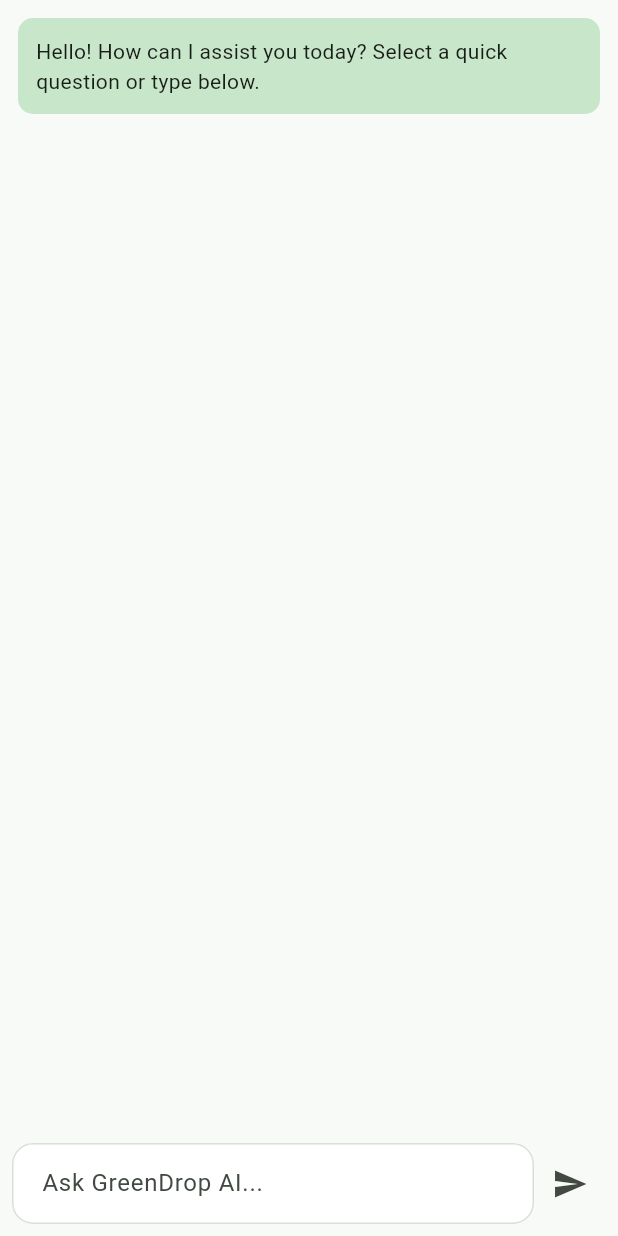
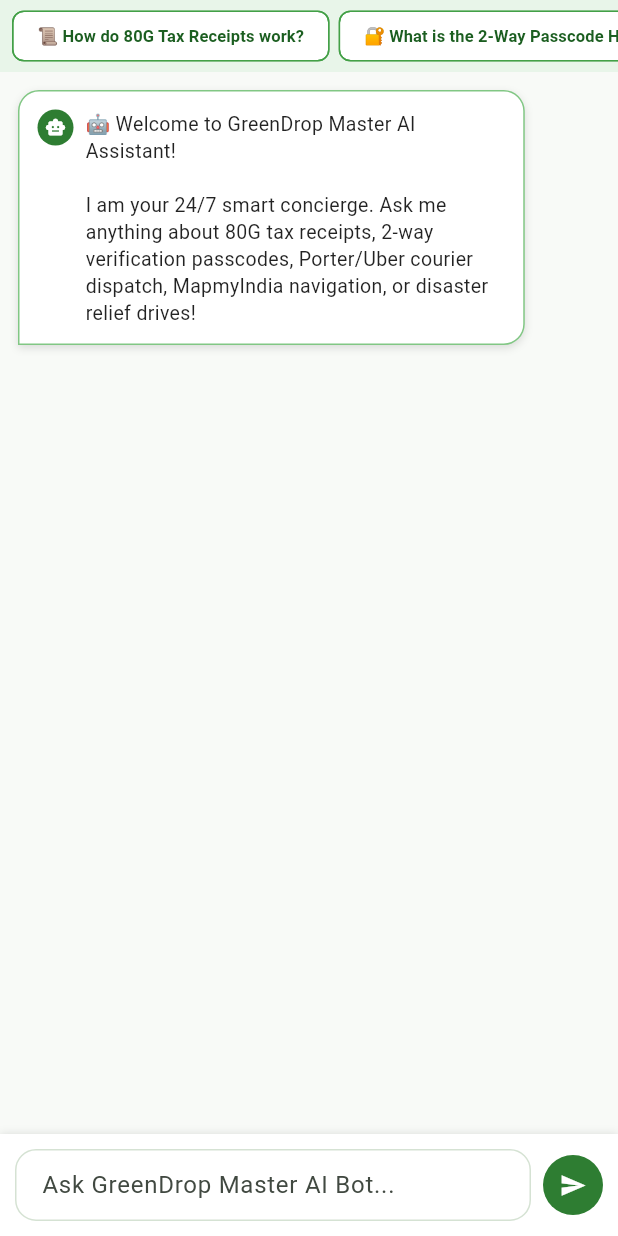
Before and after one commit to ShriramTambolkar/Pixel-Faber-Tech-Rush, a Flutter app: the ChatbotScreen widget shown alone on an empty page, opened directly, after a tap on the "send" icon, on a phone screen of 412 x 824 dp. Run offline on Flutter 3.47's test engine with Material 3 defaults, Android fonts, the phone set to English and light mode, and no system bars; our stand-ins replace flutter_local_notifications, flutter_map, image_picker, latlong2, qr_flutter; network calls fail.

Commit message:
Upgrade ChatbotScreen to Master AI Concierge Assistant with interactive prompt carousel

```diff
--- a/greendrop-frontend/green_drop_frontend_v1/lib/screens/chatbot/chatbot_screen.dart
+++ b/greendrop-frontend/green_drop_frontend_v1/lib/screens/chatbot/chatbot_screen.dart
@@ -9,56 +9,85 @@
 
 class _ChatbotScreenState extends State<ChatbotScreen> {
   final _ctrl = TextEditingController();
+  final ScrollController _scrollCtrl = ScrollController();
+
   final List<Map<String, String>> _messages = [
     {
       'sender': 'bot',
       'text':
-          'Hello! How can I assist you today? Select a quick question or type below.'
+          '🤖 Welcome to GreenDrop Master AI Assistant!\n\nI am your 24/7 smart concierge. Ask me anything about 80G tax receipts, 2-way verification passcodes, Porter/Uber courier dispatch, MapmyIndia navigation, or disaster relief drives!'
     }
   ];
 
+  final List<String> _quickPrompts = [
+    '📜 How do 80G Tax Receipts work?',
+    '🔐 What is the 2-Way Passcode Handshake?',
+    '🚚 How to dispatch Porter or Uber Courier?',
+    '🗺️ How to view NGO offices on MapmyIndia?',
+    '🚨 How does Disaster Relief Ticker work?',
+    '📄 How can Admin view NGO legal documents?',
+    '📋 How to respond to NGO Demand Requests?',
+  ];
+
+  void _scrollToBottom() {
+    WidgetsBinding.instance.addPostFrameCallback((_) {
+      if (_scrollCtrl.hasClients) {
+        _scrollCtrl.animateTo(
+          _scrollCtrl.position.maxScrollExtent,
+          duration: const Duration(milliseconds: 300),
+          curve: Curves.easeOut,
+        );
+      }
+    });
+  }
+
   void _handleUserQuery(String text) {
     if (text.trim().isEmpty) return;
+
+    final userQuery = text.trim();
     setState(() {
-      _messages.add({'sender': 'user', 'text': text});
+      _messages.add({'sender': 'user', 'text': userQuery});
     });
+    _scrollToBottom();
 
     String reply =
-        "I'm here to help! For complex or account-specific inquiries, feel free to reach out to support@greendrop.org.";
-    final q = text.toLowerCase();
+        "🤖 I am here to help solve every query! For specific account inquiries, feel free to reach our core support team at support@greendrop.org.";
 
-    if (q.contains('tax') || q.contains('80g') || q.contains('receipt') || q.contains('exemption') || q.contains('deduction')) {
+    final q = userQuery.toLowerCase();
+
+    if (q.contains('tax') || q.contains('80g') || q.contains('receipt') || q.contains('exemption') || q.contains('deduction') || q.contains('12a')) {
       reply =
-          "Tax Receipts & 80G Exemption: Verified NGOs issue 80G tax exemption certificates directly through GreenDrop. Donors can download official tax receipts from their Impact History tab!";
-    } else if (q.contains('courier') || q.contains('uber') || q.contains('porter') || q.contains('dispatch') || q.contains('delivery')) {
+          "📜 **80G Tax Receipts & Exemption Guidance**:\n\n• **For Donors**: Verified NGOs like SAMS Relief Network issue official 80G tax-deductible receipts for all contributions.\n• **How to Access**: Navigate to your **Profile / Impact History** tab after a donation handover is completed to download your official 80G Tax Exemption PDF receipt!";
+    } else if (q.contains('courier') || q.contains('uber') || q.contains('porter') || q.contains('zepto') || q.contains('blinkit') || q.contains('dispatch') || q.contains('delivery')) {
       reply =
-          "On-Demand Courier Dispatch: If an NGO doesn't have a vehicle available, tapping 'Dispatch Courier' automatically books a Porter or Uber Connect pickup directly to your doorstep!";
-    } else if (q.contains('accept') || q.contains('location') || q.contains('address')) {
+          "🚚 **On-Demand Courier Dispatch (Porter, Uber, Zepto, Blinkit)**:\n\n• **For NGOs**: If your NGO lacks a driver vehicle, tap **'📦 Use External Porter Service'** on the item card.\n• **Supported Providers**: Choose between Porter, Uber Connect, Zepto Express, or Blinkit Flash.\n• **Live Tracking**: Both Donor & NGO receive driver name, phone number, and live arrival ETA!";
+    } else if (q.contains('qr') || q.contains('code') || q.contains('pass') || q.contains('verification') || q.contains('handshake') || q.contains('2-way')) {
       reply =
-          "Once an NGO requests your donation, tap 'Accept Request' on the item card. This safely reveals your pickup address to the verified NGO and unlocks 1-on-1 chat!";
-    } else if (q.contains('disaster') || q.contains('emergency') || q.contains('relief') || q.contains('flood')) {
+          "🔐 **2-Way Cryptographic Passcode Handshake**:\n\n1. **Passcode Generation**: Every claimed item generates a 6-digit verification code visible exclusively on the Donor's **'QR Pass 🔑'** button.\n2. **Volunteer Entry**: NGO volunteer types the donor's 6-digit code at doorstep collection.\n3. **Donor Final Confirmation**: Upon verification, donor taps green **'Confirm & Complete Handover'** button to complete transaction!";
+    } else if (q.contains('map') || q.contains('mapmyindia') || q.contains('mappls') || q.contains('navigation') || q.contains('pin') || q.contains('route')) {
       reply =
-          "NGOs in emergency situations can toggle 'Disaster Relief Mode' to broadcast a real-time 32px emergency ticker banner across the top of the dashboard for all donors!";
+          "🗺️ **In-App Interactive Map & Navigation**:\n\n• **Donor View**: Renders verified NGO Headquarters pins (SAMS Relief Network HQ in Kothrud, Pune).\n• **NGO View**: Renders accepted donor pickup markers & **Blue Polyline Driver Route Lines** connecting stops.\n• **In-App Pin Tapping**: Tap any pin to view address, contact phone, and route directions directly inside GreenDrop!";
+    } else if (q.contains('disaster') || q.contains('emergency') || q.contains('relief') || q.contains('flood') || q.contains('ticker')) {
+      reply =
+          "🚨 **Emergency Disaster Relief Drives**:\n\n• **Emergency Broadcast**: NGOs in flood or crisis zones toggle **Disaster Relief Mode**.\n• **32px Dashboard Ticker**: A 32px emergency alert bar broadcasts across the top of the app feed so donors can offer instant support!";
+    } else if (q.contains('admin') || q.contains('document') || q.contains('deed') || q.contains('proof') || q.contains('trust')) {
+      reply =
+          "📄 **Admin Registration Document Verification**:\n\n• **For Admins**: Go to the Admin Dashboard or tap any NGO Profile.\n• **Legal Documents**: View all 3 NGO registration attachments (**Trust Deed Document**, **80G Tax Certificate**, and **12A Certificate**) to verify authenticity!";
+    } else if (q.contains('demand') || q.contains('requirement') || q.contains('need') || q.contains('delete')) {
+      reply =
+          "📋 **NGO Demand Board & Deletion**:\n\n• **For Donors**: View items requested by NGOs and tap **'🙋 I Want to Help'** to match specific items.\n• **For NGOs**: NGOs can post new demands or tap **'🗑️ Delete Requirement'** to remove fulfilled needs instantly!";
     } else if (q.contains('donate') || q.contains('post') || q.contains('item') || q.contains('add')) {
       reply =
-          "To donate an item: Tap the green '+' button on the Home screen, upload a photo using your camera or phone gallery, fill in the category & details, and tap 'Post Donation'!";
-    } else if (q.contains('qr') || q.contains('code') || q.contains('pass') || q.contains('verification') || q.contains('handshake') || q.contains('2-way')) {
+          "📦 **How to Post a Donation**:\n\n1. Tap the green **'+'** floating button on the Home screen.\n2. Upload photos via camera or device gallery.\n3. Fill in item title, category, weight, and pickup address, then tap **'Post Donation'**!";
+    } else if (q.contains('zero') || q.contains('waste') || q.contains('recycle') || q.contains('upcycle') || q.contains('earth')) {
       reply =
-          "2-Way Handshake Pipeline: Every claim generates a 6-digit code. The NGO volunteer enters your code at the door. Once verified, your app unlocks a green 'Confirm & Complete Handover' button to finalize!";
-    } else if (q.contains('impact') || q.contains('co2') || q.contains('point') || q.contains('landfill') || q.contains('water')) {
-      reply =
-          "Your Impact Score tracks CO₂ emissions prevented and landfill waste diverted! Check the 'Impact' tab on the bottom bar to watch your environmental score count up live!";
-    } else if (q.contains('ngo') || q.contains('darpan') || q.contains('verify') || q.contains('trust')) {
-      reply =
-          "All NGOs on GreenDrop are pre-verified with official NITI Aayog DARPAN Portal IDs, 80G tax exemptions, and government certificates to ensure 100% trust and safety.";
-    } else if (q.contains('chat') || q.contains('message') || q.contains('contact')) {
-      reply =
-          "You can chat 1-on-1 with an NGO once a donation request is accepted! Go to the donation card or tap the Chat icon to coordinate doorstep pickup timing and receive photo proof.";
+          "♻️ **Zero-Waste Upcycling Routing**:\n\nItems tagged as *'Fair / Worn Out'* bypass standard feeds and route to Certified Zero-Waste Upcycling Hubs (textiles, e-waste, plastics) to earn **Earth Guardian Badges**!";
     }
 
-    Future.delayed(const Duration(milliseconds: 300), () {
+    Future.delayed(const Duration(milliseconds: 250), () {
       if (!mounted) return;
       setState(() => _messages.add({'sender': 'bot', 'text': reply}));
+      _scrollToBottom();
     });
   }
 
@@ -66,48 +95,123 @@
   Widget build(BuildContext context) {
     return Column(
       children: [
-        Expanded(
+        // QUICK PROMPTS HORIZONTAL CAROUSEL
+        Container(
+          height: 48,
+          color: Colors.green.shade50,
           child: ListView.builder(
-            padding: const EdgeInsets.all(12),
-            itemCount: _messages.length,
+            scrollDirection: Axis.horizontal,
+            padding: const EdgeInsets.symmetric(horizontal: 8, vertical: 6),
+            itemCount: _quickPrompts.length,
             itemBuilder: (c, i) {
-              final isBot = _messages[i]['sender'] == 'bot';
-              return Align(
-                alignment:
-                    isBot ? Alignment.centerLeft : Alignment.centerRight,
-                child: Container(
-                  margin: const EdgeInsets.only(bottom: 8),
-                  padding: const EdgeInsets.all(12),
-                  decoration: BoxDecoration(
-                    color:
-                        isBot ? Colors.green.shade100 : Colors.blue.shade100,
-                    borderRadius: BorderRadius.circular(10),
+              final prompt = _quickPrompts[i];
+              return Padding(
+                padding: const EdgeInsets.only(right: 6.0),
+                child: ActionChip(
+                  backgroundColor: Colors.white,
+                  side: BorderSide(color: Colors.green.shade600),
+                  label: Text(
+                    prompt,
+                    style: TextStyle(fontSize: 11, fontWeight: FontWeight.bold, color: Colors.green.shade900),
                   ),
-                  child: Text(_messages[i]['text'] ?? ''),
+                  onPressed: () => _handleUserQuery(prompt),
                 ),
               );
             },
           ),
         ),
-        Padding(
-          padding: const EdgeInsets.all(8.0),
+
+        // CHAT MESSAGES LIST
+        Expanded(
+          child: ListView.builder(
+            controller: _scrollCtrl,
+            padding: const EdgeInsets.all(12),
+            itemCount: _messages.length,
+            itemBuilder: (c, i) {
+              final m = _messages[i];
+              final isBot = m['sender'] == 'bot';
+              return Align(
+                alignment: isBot ? Alignment.centerLeft : Alignment.centerRight,
+                child: Container(
+                  margin: const EdgeInsets.only(bottom: 10),
+                  constraints: BoxConstraints(maxWidth: MediaQuery.of(context).size.width * 0.82),
+                  padding: const EdgeInsets.all(12),
+                  decoration: BoxDecoration(
+                    color: isBot ? Colors.white : Colors.green.shade800,
+                    borderRadius: BorderRadius.only(
+                      topLeft: const Radius.circular(14),
+                      topRight: const Radius.circular(14),
+                      bottomLeft: isBot ? Radius.zero : const Radius.circular(14),
+                      bottomRight: isBot ? const Radius.circular(14) : Radius.zero,
+                    ),
+                    boxShadow: const [
+                      BoxShadow(color: Colors.black12, blurRadius: 4, offset: Offset(0, 2)),
+                    ],
+                    border: isBot ? Border.all(color: Colors.green.shade300) : null,
+                  ),
+                  child: Row(
+                    crossAxisAlignment: CrossAxisAlignment.start,
+                    mainAxisSize: MainAxisSize.min,
+                    children: [
+                      if (isBot) ...[
+                        CircleAvatar(
+                          radius: 12,
+                          backgroundColor: Colors.green.shade800,
+                          child: const Icon(Icons.smart_toy, color: Colors.white, size: 14),
+                        ),
+                        const SizedBox(width: 8),
+                      ],
+                      Expanded(
+                        child: Text(
+                          m['text'] ?? '',
+                          style: TextStyle(
+                            color: isBot ? Colors.black87 : Colors.white,
+                            fontSize: 13,
+                            height: 1.4,
+                          ),
+                        ),
+                      ),
+                    ],
+                  ),
+                ),
+              );
+            },
+          ),
+        ),
+
+        // INPUT BAR
+        Container(
+          padding: const EdgeInsets.all(10),
+          decoration: BoxDecoration(
+            color: Colors.white,
+            boxShadow: const [BoxShadow(color: Colors.black12, blurRadius: 4)],
+          ),
           child: Row(
             children: [
               Expanded(
                 child: TextField(
                   controller: _ctrl,
-                  decoration: const InputDecoration(
-                    hintText: 'Ask GreenDrop AI...',
-                    border: OutlineInputBorder(),
+                  onSubmitted: (val) {
+                    _handleUserQuery(val);
+                    _ctrl.clear();
+                  },
+                  decoration: InputDecoration(
+                    hintText: 'Ask GreenDrop Master AI Bot...',
+                    contentPadding: const EdgeInsets.symmetric(horizontal: 14, vertical: 10),
+                    border: OutlineInputBorder(borderRadius: BorderRadius.circular(24)),
                   ),
                 ),
               ),
-              IconButton(
-                icon: const Icon(Icons.send),
-                onPressed: () {
-                  _handleUserQuery(_ctrl.text);
-                  _ctrl.clear();
-                },
+              const SizedBox(width: 8),
+              CircleAvatar(
+                backgroundColor: Colors.green.shade800,
+                child: IconButton(
+                  icon: const Icon(Icons.send, color: Colors.white, size: 18),
+                  onPressed: () {
+                    _handleUserQuery(_ctrl.text);
+                    _ctrl.clear();
+                  },
+                ),
               ),
             ],
           ),
```
